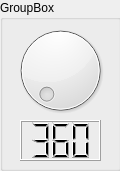
Before: the Qt Designer form controller/mechpanel.ui in rn3kk/RemoteTubeAmplifaier, drawn with Qt 5.
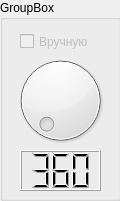
After: the same form once the commit is applied.

```diff
--- a/controller/mechpanel.ui
+++ b/controller/mechpanel.ui
@@ -7,7 +7,7 @@
     <x>0</x>
     <y>0</y>
     <width>120</width>
-    <height>171</height>
+    <height>201</height>
    </rect>
   </property>
   <property name="windowTitle">
@@ -19,7 +19,7 @@
      <x>0</x>
      <y>0</y>
      <width>121</width>
-     <height>171</height>
+     <height>201</height>
     </rect>
    </property>
    <property name="title">
@@ -32,7 +32,7 @@
     <property name="geometry">
      <rect>
       <x>20</x>
-      <y>120</y>
+      <y>150</y>
       <width>81</width>
       <height>41</height>
      </rect>
@@ -70,7 +70,7 @@
     <property name="geometry">
      <rect>
       <x>0</x>
-      <y>20</y>
+      <y>50</y>
       <width>121</width>
       <height>101</height>
      </rect>
@@ -82,6 +82,28 @@
      <number>1</number>
     </property>
    </widget>
+   <widget class="QCheckBox" name="manualSettingsCheckBox">
+    <property name="enabled">
+     <bool>false</bool>
+    </property>
+    <property name="geometry">
+     <rect>
+      <x>20</x>
+      <y>30</y>
+      <width>81</width>
+      <height>23</height>
+     </rect>
+    </property>
+    <property name="text">
+     <string>Вручную</string>
+    </property>
+    <property name="checkable">
+     <bool>true</bool>
+    </property>
+    <property name="checked">
+     <bool>false</bool>
+    </property>
+   </widget>
   </widget>
  </widget>
  <resources/>
```
